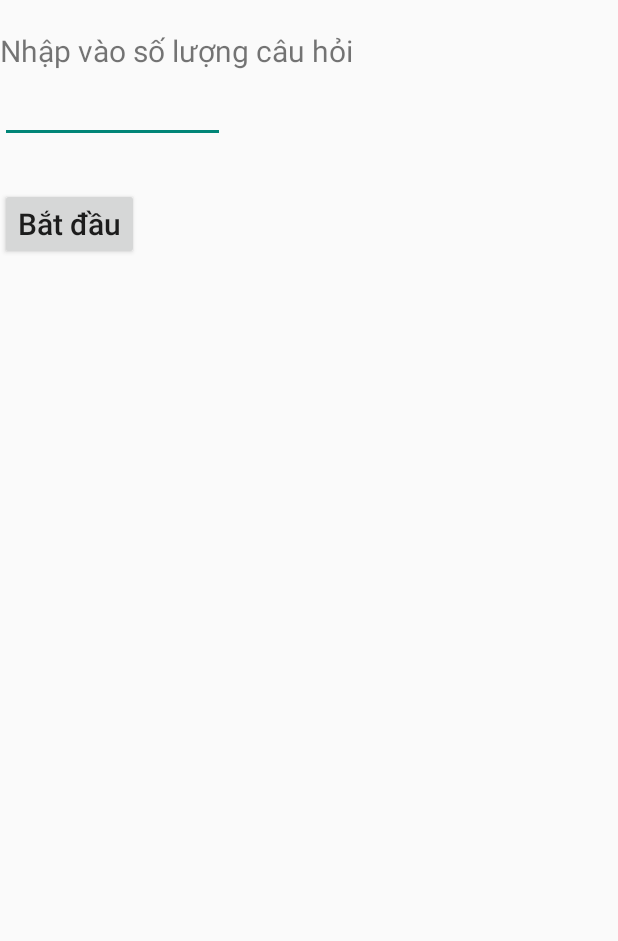
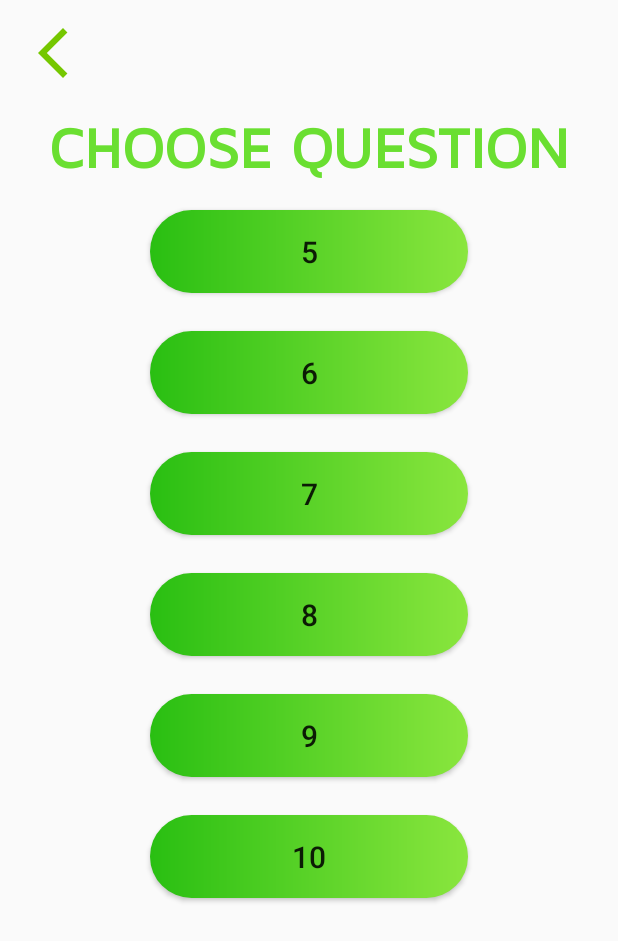
Before and after one commit to KimBao01/Du-an-lam-viec-nhom, an Android app: the Activity_quiz_chooseQuestion screen opened directly, with no data from a screen before it, on a phone screen of 412 x 824 dp. Shown: the top 941 px of the screen. Run offline under Robolectric (Android 15) with nearby library versions, the phone set to English and light mode, and no system bars.

Commit message:
[update][10-12-2022][Khang]

```diff
--- a/app/src/main/res/layout/layout_choosequestion.xml
+++ b/app/src/main/res/layout/layout_choosequestion.xml
@@ -3,35 +3,110 @@
     android:layout_width="match_parent"
     android:layout_height="match_parent"
     android:orientation="vertical">
+    <Button
+        android:layout_marginLeft="15dp"
+        android:id="@+id/BtnBack"
+        android:layout_marginTop="15dp"
+        android:layout_width="40dp"
+        android:layout_height="40dp"
+        android:background="@drawable/ic_back"></Button>
     <TextView
-        android:id="@+id/TxtN2"
-        android:layout_width="match_parent"
-        android:layout_height="wrap_content"
-        android:text="Nhập vào số lượng câu hỏi"
-        android:textSize="20dp"
-        android:layout_marginTop="20dp"
-        android:layout_below="@+id/TxtN1"
-    />
-
-    <EditText
-        android:id="@+id/choosequestion"
-        android:layout_width="150dp"
-        android:layout_height="wrap_content"
-        android:textSize="20dp"
-        android:textStyle="bold"
-        android:textAlignment="viewEnd"
-        android:layout_alignTop="@+id/TxtN2"
-        android:layout_toRightOf="@+id/TxtN2"
-        />
-    <Button
-        android:id="@+id/btn_StartChoose"
+        android:id="@+id/textViewCorrect"
         android:layout_width="wrap_content"
         android:layout_height="wrap_content"
-        android:text="Bắt đầu"
+        android:layout_gravity="center"
+        android:layout_marginTop="20dp"
+        android:fontFamily="@font/ravenpro_medium"
+        android:text="CHOOSE QUESTION"
+        android:textAppearance="@style/TextAppearance.AppCompat.Display2"
+        android:textColor="#6ADF31"
+        android:textSize="38sp"
+        android:textStyle="bold" />
+
+    <Button
+        android:id="@+id/btn_SL5"
+        android:layout_width="match_parent"
+        android:layout_height="55dp"
+        android:layout_below="@+id/TxtN2"
+        android:layout_marginStart="100dp"
+        android:layout_marginTop="20dp"
+        android:layout_marginEnd="100dp"
+        android:layout_marginBottom="5dp"
+        android:background="@drawable/btn_green_gradient_radius_100"
+
+        android:text="5"
+        android:textAllCaps="false"
+        android:textSize="20dp" />
+
+    <Button
+        android:id="@+id/btn_SL6"
+        android:layout_width="match_parent"
+        android:layout_height="55dp"
+        android:layout_below="@+id/TxtN2"
+        android:layout_marginStart="100dp"
+        android:layout_marginTop="20dp"
+        android:layout_marginEnd="100dp"
+        android:layout_marginBottom="5dp"
+        android:background="@drawable/btn_green_gradient_radius_100"
+        android:text="6"
+        android:textAllCaps="false"
+        android:textSize="20dp" />
+
+    <Button
+        android:id="@+id/btn_SL7"
+        android:background="@drawable/btn_green_gradient_radius_100"
+        android:layout_width="match_parent"
+        android:layout_height="55dp"
+        android:layout_marginStart="100dp"
+        android:layout_marginEnd="100dp"
+        android:layout_marginBottom="5dp"
+        android:text="7"
         android:textSize="20dp"
         android:textAllCaps="false"
         android:layout_below="@+id/TxtN2"
-        android:layout_marginTop="30dp"
-    />
+        android:layout_marginTop="20dp"
+        />
+    <Button
+        android:id="@+id/btn_SL8"
+        android:layout_width="match_parent"
+        android:layout_height="55dp"
+        android:layout_marginStart="100dp"
+        android:layout_marginEnd="100dp"
+        android:layout_marginBottom="5dp"
+        android:text="8"
+        android:textSize="20dp"
+        android:background="@drawable/btn_green_gradient_radius_100"
+        android:textAllCaps="false"
+        android:layout_below="@+id/TxtN2"
+        android:layout_marginTop="20dp"
+        />
+    <Button
+        android:id="@+id/btn_SL9"
+        android:layout_width="match_parent"
+        android:layout_height="55dp"
+        android:layout_marginStart="100dp"
+        android:layout_marginEnd="100dp"
+        android:layout_marginBottom="5dp"
+        android:text="9"
+        android:textSize="20dp"
+        android:background="@drawable/btn_green_gradient_radius_100"
+        android:textAllCaps="false"
+        android:layout_below="@+id/TxtN2"
+        android:layout_marginTop="20dp"
+        />
+    <Button
+        android:id="@+id/btn_SL10"
+        android:layout_width="match_parent"
+        android:layout_height="55dp"
+        android:layout_marginStart="100dp"
+        android:layout_marginEnd="100dp"
+        android:layout_marginBottom="5dp"
+        android:text="10"
+        android:background="@drawable/btn_green_gradient_radius_100"
+        android:textSize="20dp"
+        android:textAllCaps="false"
+        android:layout_below="@+id/TxtN2"
+        android:layout_marginTop="20dp"
+        />
 
-    </LinearLayout>
+</LinearLayout>
--- a/app/src/main/res/layout/layout_correct_play.xml
+++ b/app/src/main/res/layout/layout_correct_play.xml
@@ -29,7 +29,6 @@
                 android:id="@+id/btn_Correct_goBack"
                 android:layout_width="40dp"
                 android:layout_height="40dp"
-
                 android:background="@drawable/ic_back"
                 />
 <!--            android:background="@drawable/go_back_icon"-->
```
Also changed, not shown: app/src/main/assets/data.xml (+72 -72 lines), app/src/main/java/com/example/project_english_app/Activity_quiz_chooseQuestion.java (+152 -29 lines).
